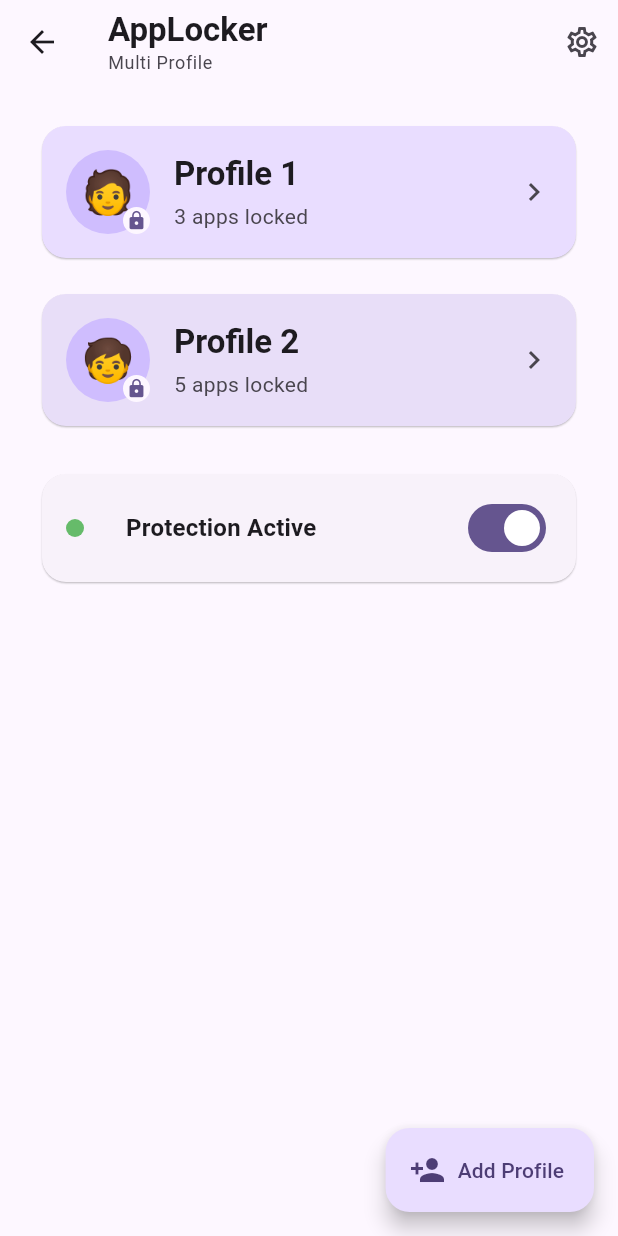
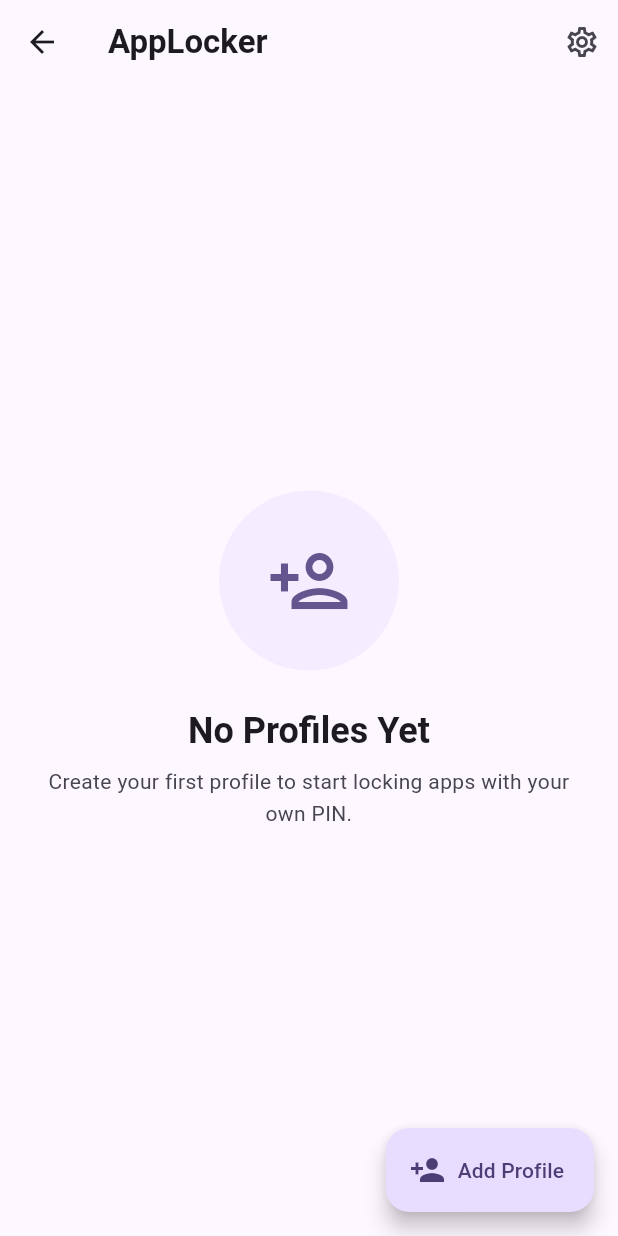
Before and after one commit to ashoksisara/app_lock, a Flutter app: the HomeScreen screen opened by its route, on a phone screen of 412 x 824 dp. Run offline on Flutter 3.47's test engine with Material 3 defaults, Android fonts, the phone set to English and light mode, and no system bars.

Commit message:
Add empty state handling to HomeScreen and update onboarding navigation

```diff
--- a/lib/core/constants/app_strings.dart
+++ b/lib/core/constants/app_strings.dart
@@ -85,4 +85,9 @@ class AppStrings {
   static const String onboardingDesc3 =
       'The moment someone opens your locked app, they\'ll need '
       'your PIN. Simple, private and secure.';
+
+  // Home Screen — Empty State
+  static const String noProfilesTitle = 'No Profiles Yet';
+  static const String noProfilesDescription =
+      'Create your first profile to start locking apps with your own PIN.';
 }
--- a/lib/features/home/home_screen.dart
+++ b/lib/features/home/home_screen.dart
@@ -4,8 +4,6 @@ import 'package:flutter/material.dart';
 import '../../app/routes.dart';
 import '../../core/constants/app_dimensions.dart';
 import '../../core/constants/app_strings.dart';
-import 'widgets/profile_card.dart';
-import 'widgets/service_status_tile.dart';
 
 class HomeScreen extends StatefulWidget {
   const HomeScreen({super.key});
@@ -15,7 +13,8 @@ class HomeScreen extends StatefulWidget {
 }
 
 class _HomeScreenState extends State<HomeScreen> {
-  bool _isServiceActive = true;
+  // TODO: Replace with real profile list from provider
+  final List<dynamic> _profiles = [];
 
   @override
   Widget build(BuildContext context) {
@@ -24,22 +23,11 @@ class _HomeScreenState extends State<HomeScreen> {
 
     return Scaffold(
       appBar: AppBar(
-        title: Column(
-          crossAxisAlignment: CrossAxisAlignment.start,
-          children: [
-            Text(
-              AppStrings.appName,
-              style: textTheme.titleLarge?.copyWith(
-                fontWeight: FontWeight.bold,
-              ),
-            ),
-            Text(
-              AppStrings.appSubtitle,
-              style: textTheme.bodySmall?.copyWith(
-                color: colorScheme.onSurfaceVariant,
-              ),
-            ),
-          ],
+        title: Text(
+          AppStrings.appName,
+          style: textTheme.titleLarge?.copyWith(
+            fontWeight: FontWeight.bold,
+          ),
         ),
         actions: [
           IconButton(
@@ -51,43 +39,9 @@ class _HomeScreenState extends State<HomeScreen> {
           ),
         ],
       ),
-      body: SafeArea(
-        child: SingleChildScrollView(
-          padding: const EdgeInsets.all(AppDimensions.paddingLarge),
-          child: Column(
-            children: [
-              ProfileCard(
-                emoji: '🧑',
-                name: 'Profile 1',
-                lockedAppsCount: 3,
-                backgroundColor: colorScheme.primaryContainer,
-                onTap: () {
-                  Navigator.pushNamed(context, AppRoutes.profileSetup);
-                },
-              ),
-              const SizedBox(height: AppDimensions.paddingMedium),
-              ProfileCard(
-                emoji: '🧒',
-                name: 'Profile 2',
-                lockedAppsCount: 5,
-                backgroundColor: colorScheme.secondaryContainer,
-                onTap: () {
-                  Navigator.pushNamed(context, AppRoutes.profileSetup);
-                },
-              ),
-              const SizedBox(height: AppDimensions.paddingLarge),
-              ServiceStatusTile(
-                isActive: _isServiceActive,
-                onToggle: (bool value) {
-                  setState(() {
-                    _isServiceActive = value;
-                  });
-                },
-              ),
-            ],
-          ),
-        ),
-      ),
+      body: _profiles.isEmpty
+          ? _buildEmptyState(colorScheme, textTheme)
+          : _buildProfileList(colorScheme),
       floatingActionButton: FloatingActionButton.extended(
         onPressed: () {
           Navigator.pushNamed(context, AppRoutes.profileSetup);
@@ -97,4 +51,62 @@ class _HomeScreenState extends State<HomeScreen> {
       ),
     );
   }
+
+  Widget _buildEmptyState(ColorScheme colorScheme, TextTheme textTheme) {
+    return Center(
+      child: Padding(
+        padding: const EdgeInsets.all(AppDimensions.paddingLarge),
+        child: Column(
+          mainAxisSize: MainAxisSize.min,
+          children: [
+            Container(
+              width: 120,
+              height: 120,
+              decoration: BoxDecoration(
+                shape: BoxShape.circle,
+                color: colorScheme.primaryContainer.withOpacity(0.4),
+              ),
+              child: Icon(
+                Icons.person_add_outlined,
+                size: 56,
+                color: colorScheme.primary,
+              ),
+            ),
+            const SizedBox(height: AppDimensions.paddingLarge),
+            Text(
+              AppStrings.noProfilesTitle,
+              style: textTheme.headlineSmall?.copyWith(
+                fontWeight: FontWeight.bold,
+                color: colorScheme.onSurface,
+              ),
+            ),
+            const SizedBox(height: AppDimensions.paddingSmall),
+            Text(
+              AppStrings.noProfilesDescription,
+              textAlign: TextAlign.center,
+              style: textTheme.bodyMedium?.copyWith(
+                color: colorScheme.onSurfaceVariant,
+                height: 1.5,
+              ),
+            ),
+          ],
+        ),
+      ),
+    );
+  }
+
+  Widget _buildProfileList(ColorScheme colorScheme) {
+    // TODO: Build profile cards from real data
+    return const SizedBox.shrink();
+
+    // ServiceStatusTile commented out for now
+    // ServiceStatusTile(
+    //   isActive: _isServiceActive,
+    //   onToggle: (bool value) {
+    //     setState(() {
+    //       _isServiceActive = value;
+    //     });
+    //   },
+    // ),
+  }
 }
--- a/lib/features/onboarding/onboarding_screen.dart
+++ b/lib/features/onboarding/onboarding_screen.dart
@@ -40,7 +40,7 @@ class _OnboardingScreenState extends State<OnboardingScreen> {
   }
 
   void _completeOnboarding() {
-    Navigator.pushReplacementNamed(context, AppRoutes.profileSetup);
+    Navigator.pushNamedAndRemoveUntil(context, AppRoutes.home, (route) => false);
   }
 
   @override
```
